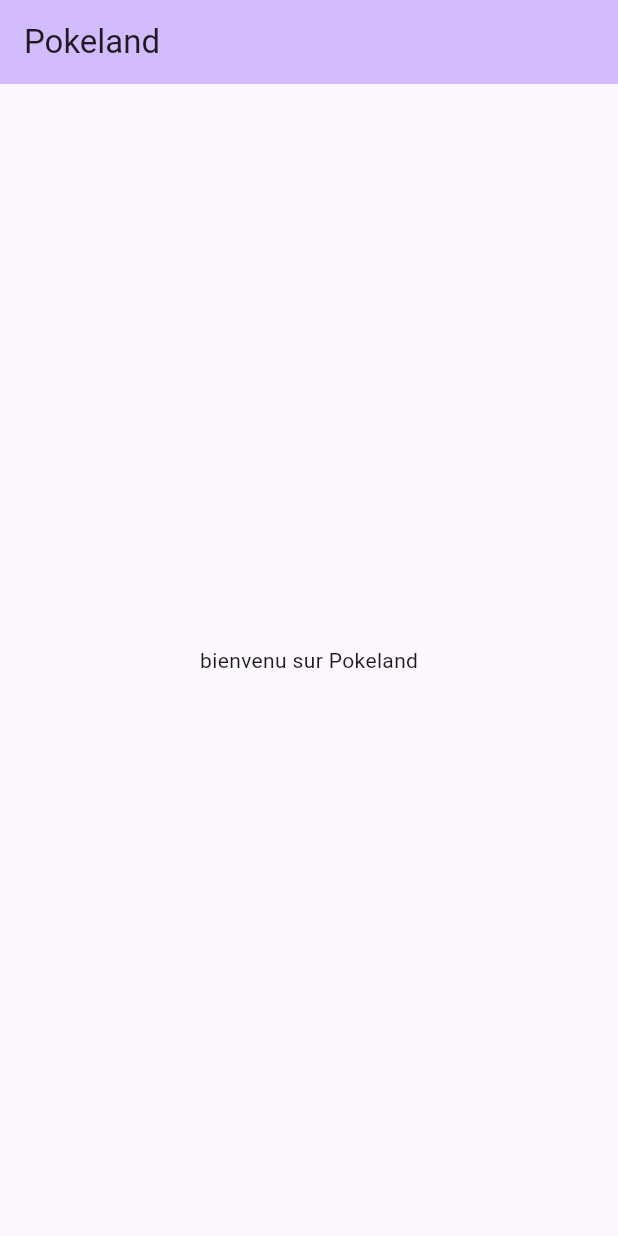
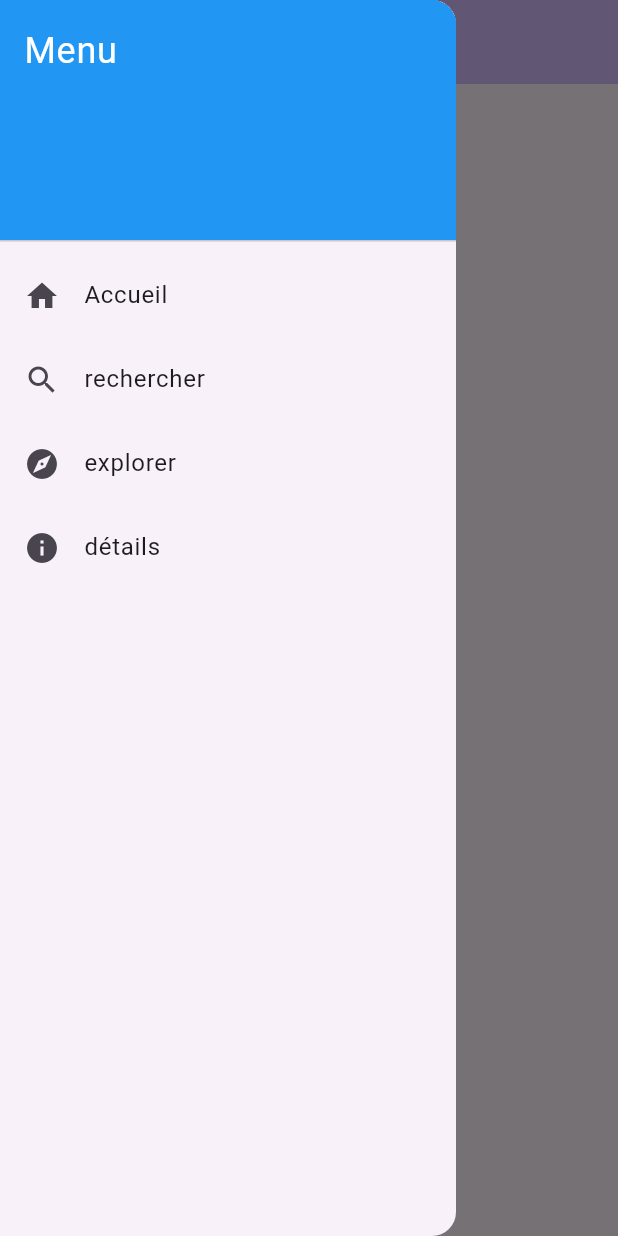
Before and after one commit to abdoultra/pokeland, a Flutter app: the screen it shows after launch, with the side drawer open (before the commit the screen has no drawer), on a phone screen of 412 x 824 dp. Run offline on Flutter 3.47's test engine with Material 3 defaults, Android fonts, the phone set to English and light mode, and no system bars.

Commit message:
apres creation de drawer

```diff
--- a/lib/main.dart
+++ b/lib/main.dart
@@ -1,4 +1,6 @@
 import 'package:flutter/material.dart';
+import 'package:pokeland/views/home_page.dart';
+
 
 void main() {
   runApp(const MyApp());
@@ -7,41 +9,15 @@ void main() {
 class MyApp extends StatelessWidget {
   const MyApp({super.key});
 
-  // This widget is the root of your application.
   @override
   Widget build(BuildContext context) {
     return MaterialApp(
       debugShowCheckedModeBanner: false,
       title: 'Pokeland',
-      theme: ThemeData(colorScheme: .fromSeed(seedColor: Colors.deepPurple)),
-      home: const MyHomePage(title: 'Pokeland'),
+      theme: ThemeData(
+        colorScheme: ColorScheme.fromSeed(seedColor: Colors.deepPurple),
+      ),
+      home: const HomePage(title: 'Pokeland'),
     );
   }
 }
-
-class MyHomePage extends StatefulWidget {
-  const MyHomePage({super.key, required this.title});
-
-  final String title;
-
-  @override
-  State<MyHomePage> createState() => _MyHomePageState();
-}
-
-class _MyHomePageState extends State<MyHomePage> {
-  @override
-  Widget build(BuildContext context) {
-    return Scaffold(
-      appBar: AppBar(
-        backgroundColor: Theme.of(context).colorScheme.inversePrimary,
-        title: Text(widget.title),
-      ),
-      body: Center(
-        child: Column(
-          mainAxisAlignment: .center,
-          children: [Text('bienvenu sur Pokeland')],
-        ),
-      ),
-    );
-  }
-}
--- a/lib/views/home_page.dart
+++ b/lib/views/home_page.dart
@@ -0,0 +1,31 @@
+import 'package:flutter/material.dart';
+import 'package:pokeland/widgets/app_drawer.dart';
+
+
+class HomePage extends StatefulWidget {
+  const HomePage({super.key, required this.title});
+
+  final String title;
+
+  @override
+  State<HomePage> createState() => _HomePageState();
+}
+
+class _HomePageState extends State<HomePage> {
+  @override
+  Widget build(BuildContext context) {
+    return Scaffold(
+      drawer: AppDrawer(),
+      appBar: AppBar(
+        backgroundColor: Theme.of(context).colorScheme.inversePrimary,
+        title: Text(widget.title),
+      ),
+      body: Center(
+        child: Column(
+          mainAxisAlignment: MainAxisAlignment.center,
+          children: const [Text('bienvenu sur Pokeland')],
+        ),
+      ),
+    );
+  }
+}
--- /dev/null
+++ b/lib/widgets/app_drawer.dart
@@ -0,0 +1,65 @@
+import 'package:flutter/material.dart';
+import 'package:pokeland/views/search_page.dart';
+import 'package:pokeland/views/explore_page.dart';
+import 'package:pokeland/views/detail_page.dart';
+
+class AppDrawer extends StatelessWidget {
+  @override
+  Widget build(BuildContext context) {
+    return Drawer(
+      child: ListView(
+        padding: EdgeInsets.zero,
+        children: <Widget>[
+          DrawerHeader(
+            decoration: BoxDecoration(color: Colors.blue),
+            child: Text(
+              'Menu',
+              style: TextStyle(color: Colors.white, fontSize: 24),
+            ),
+          ),
+          ListTile(
+            leading: Icon(Icons.home),
+            title: Text('Accueil'),
+            onTap: () {
+              Navigator.pop(context); // Ferme le drawer
+              Navigator.popUntil(context, (route) => route.isFirst);
+            },
+          ),
+          ListTile(
+            leading: Icon(Icons.search),
+            title: Text('rechercher'),
+            onTap: () {
+              Navigator.pop(context); // Ferme le drawer
+              Navigator.push(
+                context,
+                MaterialPageRoute(builder: (context) => SearchPage()),
+              );
+            },
+          ),
+          ListTile(
+            leading: Icon(Icons.explore),
+            title: Text('explorer'),
+            onTap: () {
+              Navigator.pop(context); // Ferme le drawer
+              Navigator.push(
+                context,
+                MaterialPageRoute(builder: (context) => ExplorePage()),
+              );
+            },
+          ),
+          ListTile(
+            leading: Icon(Icons.info),
+            title: Text('détails'),
+            onTap: () {
+              Navigator.pop(context); // Ferme le drawer
+              Navigator.push(
+                context,
+                MaterialPageRoute(builder: (context) => DetailPage()),
+              );
+            },
+          ),
+        ],
+      ),
+    );
+  }
+}
```
Also changed, not shown: lib/views/detail_page.dart (added, +25 -0 lines), lib/views/explore_page.dart (added, +27 -0 lines), lib/views/search_page.dart (added, +27 -0 lines), images/pokeland.jpeg (added), lib/models/pokeland.dart (added), lib/viewmodels/home_viewmodel.dart (added), lib/viewmodels/pokeland_detail.dart (added), lib/viewmodels/pokeland_explore_viewmodel.dart (added), lib/viewmodels/pokeland_search_viewmodel.dart (added).
